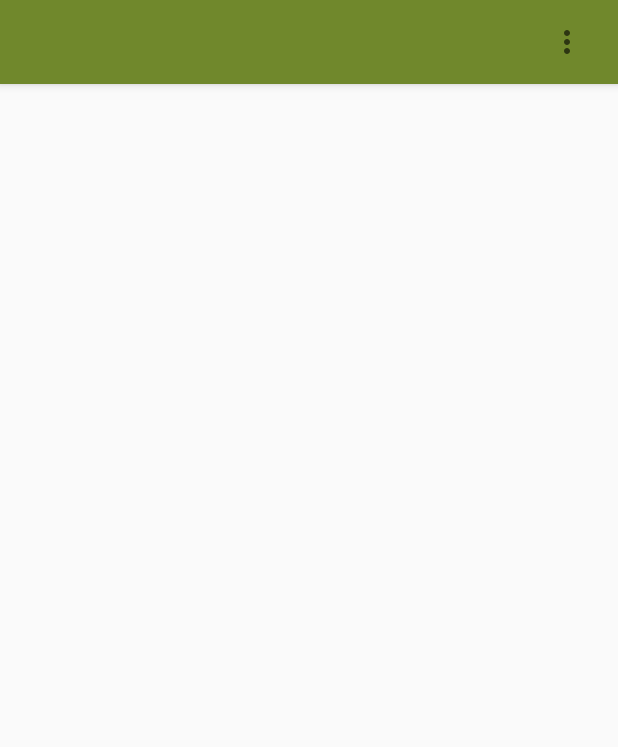
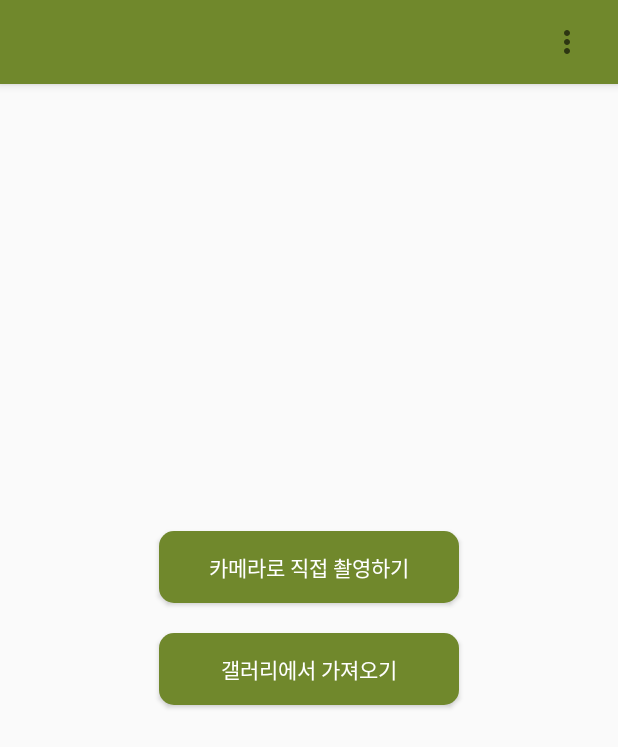
Before and after one commit to duiluate33/EcoMate, an Android app: the MainActivity screen opened directly, with no data from a screen before it, on a phone screen of 412 x 824 dp. Shown: the top 747 px of the screen. Run offline under Robolectric (Android 15) with nearby library versions, the phone set to English and light mode, and no system bars.

Commit message:
메인화면 구성 : 버튼 제작 중 (에러O)

```diff
--- a/app/build.gradle
+++ b/app/build.gradle
@@ -30,6 +30,7 @@ android {
 
 dependencies {
 
+    implementation 'androidx.annotation:annotation:1.1.0'
     implementation 'androidx.appcompat:appcompat:1.6.1'
     implementation 'com.google.android.material:material:1.10.0'
     implementation 'androidx.constraintlayout:constraintlayout:2.1.4'
@@ -38,5 +39,6 @@ dependencies {
     androidTestImplementation 'androidx.test.espresso:espresso-core:3.5.1'
     //DrawerLayout
     implementation "androidx.drawerlayout:drawerlayout:1.1.1"
+    implementation 'androidx.multidex:multidex:2.0.1'
 
 }
--- a/app/src/main/java/kr/ac/yeonsung/seoj/ecomate/MainActivity.java
+++ b/app/src/main/java/kr/ac/yeonsung/seoj/ecomate/MainActivity.java
@@ -1,29 +1,50 @@
 package kr.ac.yeonsung.seoj.ecomate;
 
-import androidx.annotation.NonNull;
-import androidx.appcompat.app.ActionBarDrawerToggle;
 import androidx.appcompat.app.AppCompatActivity;
-import androidx.core.view.GravityCompat;
+import androidx.core.content.FileProvider;
 import androidx.drawerlayout.widget.DrawerLayout;
 
+import android.app.Activity;
+import android.content.Intent;
+import android.graphics.Bitmap;
+import android.graphics.BitmapFactory;
+import android.net.Uri;
 import android.os.Bundle;
+import android.os.Environment;
+import android.provider.MediaStore;
 import android.view.Menu;
 import android.view.MenuInflater;
 import android.view.MenuItem;
-import android.widget.Toast;
-import android.widget.Toolbar;
+import android.view.View;
+import android.widget.Button;
+import android.widget.ImageView;
 
-import com.google.android.material.internal.BaselineLayout;
-import com.google.android.material.navigation.NavigationView;
+import androidx.annotation.Nullable;
+
+import java.io.File;
 
 public class MainActivity extends AppCompatActivity {
 
     private DrawerLayout.DrawerListener ActionBarDrawerToggle;
+    ImageView imageView;
+    File file;
 
     @Override
     protected void onCreate(Bundle savedInstanceState) {
         super.onCreate(savedInstanceState);
         setContentView(R.layout.activity_main);
+        File sdcard = Environment.getExternalStorageDirectory();
+        file = new File(sdcard, "capture.jpg");
+
+        imageView = findViewById(R.id.imageView);
+
+        Button btn_camera = findViewById(R.id.btn_camera);
+        btn_camera.setOnClickListener(new View.OnClickListener() {
+            @Override
+            public void onClick(View v) {
+                capture();
+            }
+        });
 
 
     }
@@ -49,4 +70,24 @@ public class MainActivity extends AppCompatActivity {
 
 
 
+    public void capture(){
+        Intent intent = new Intent(MediaStore.ACTION_IMAGE_CAPTURE);
+        Uri photoUri = FileProvider.getUriForFile(this, "com.example.myproject.fileprovider", file);
+        startActivityForResult(intent, 101);
+    }
+
+    @Override
+    protected void onActivityResult(int requestCode, int resultCode, @Nullable Intent data) {
+        super.onActivityResult(requestCode, resultCode, data);
+
+        if(requestCode == 101  && resultCode == Activity.RESULT_OK){
+            BitmapFactory.Options options = new BitmapFactory.Options();
+            options.inSampleSize = 8;
+            Bitmap bitmap = BitmapFactory.decodeFile(file.getAbsolutePath(), options);
+            imageView.setImageBitmap(bitmap);
+        }
+    }
+
+
+
 }
--- /dev/null
+++ b/app/src/main/res/drawable/round_btn.xml
@@ -0,0 +1,13 @@
+<?xml version="1.0" encoding="utf-8"?>
+<shape xmlns:android="http://schemas.android.com/apk/res/android"
+    android:shape="@+id/rectangle">
+
+
+    <padding android:left="5dp"
+        android:top="5dp"
+        android:right="5dp"
+        android:bottom="5dp"/>
+    <corners android:radius="10dp" />
+    <solid android:color="@color/green_main" />
+
+</shape>
--- a/app/src/main/res/layout/activity_main.xml
+++ b/app/src/main/res/layout/activity_main.xml
@@ -23,6 +23,36 @@
             />
 
     </com.google.android.material.appbar.AppBarLayout>
+    <LinearLayout
+        android:layout_width="match_parent"
+        android:layout_height="match_parent"
+        android:orientation="vertical"
+        android:layout_weight="1"
+        android:gravity="center">
+        <Button
+            android:id="@+id/btn_camera"
+            android:layout_width="200dp"
+            android:layout_height="wrap_content"
+            android:text="카메라로 직접 촬영하기"
+            android:background="@drawable/round_btn"
+            android:textColor="@color/white"
+            android:layout_marginBottom="20dp"
+            android:gravity="center"/>
+        <Button
+            android:id="@+id/btn_gallery"
+            android:layout_width="200dp"
+            android:layout_height="wrap_content"
+            android:text="갤러리에서 가져오기"
+            android:background="@drawable/round_btn"
+            android:textColor="@color/white"
+            android:gravity="center"/>
+        <ImageView
+            android:layout_width="wrap_content"
+            android:layout_height="wrap_content"
+            android:id="@+id/imageView"/>
+
+
+    </LinearLayout>
 
 
 </androidx.constraintlayout.widget.ConstraintLayout>
--- a/app/src/main/res/menu/drawerlayout.xml
+++ b/app/src/main/res/menu/drawerlayout.xml
@@ -4,7 +4,7 @@
     >
     <item
         android:id="@+id/app_guide"
-        android:title="앱 가이드"/>
+        android:title="앱 가이드" />
     <item
         android:id="@+id/trash_guide"
         android:title="분리배출 가이드"/>
--- a/app/src/main/res/values/colors.xml
+++ b/app/src/main/res/values/colors.xml
@@ -11,4 +11,5 @@
     <color name="oceanblue">#1349c6</color>
     <color name="brown">#442b30</color>
     <color name="lightgreen_main">#98c33d</color>
+    <color name="lightgrey">#C9CAC7</color>
 </resources>
--- /dev/null
+++ b/app/src/main/res/xml/file_paths.xml
@@ -0,0 +1,5 @@
+<?xml version="1.0" encoding="utf-8"?>
+<paths xmlns:android="http://schemas.android.com/apk/res/android">
+    <external-path name="storage/emulated"
+                    path="Android/data/kr.ac.yeonsung.seoj/files/Pictures"/>
+</paths>
```
Also changed, not shown: app/src/main/AndroidManifest.xml (+13 -0 lines).
